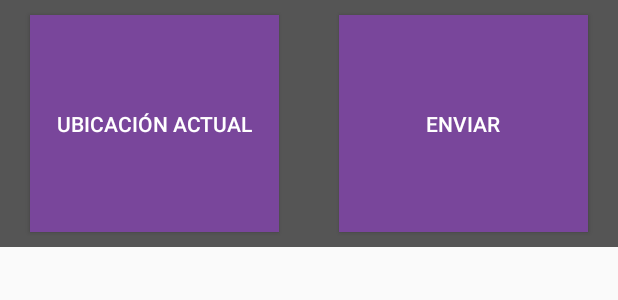
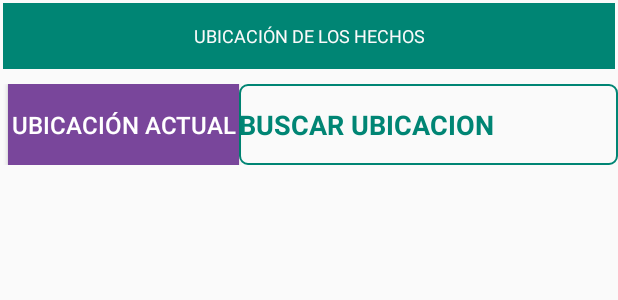
Before and after one commit to krito19/DenunciaMXAndroid, an Android app: the layout fragment_ubicacion_denuncia.xml on its own in the app's theme, with its tools: preview values and no code run, on a phone screen of 412 x 824 dp. Shown: the top 300 px of the screen. Run offline under Robolectric (Android 15) with nearby library versions, the phone set to English and light mode, and no system bars.

```diff
--- a/app/build.gradle
+++ b/app/build.gradle
@@ -27,6 +27,7 @@ dependencies {
     compile 'com.google.android.gms:play-services:3.1.36'
     compile 'com.nineoldandroids:library:2.4.0+'
     compile 'com.github.flavienlaurent.datetimepicker:library:0.0.2'
+    compile 'com.squareup.retrofit:retrofit:1.7.1'
     compile files('libs/aws-android-sdk-2.1.1-s3.jar')
     compile files('libs/aws-android-sdk-2.1.1-core.jar')
 
--- a/app/src/main/java/com/syca/apps/gob/denunciamx/model/EstatusDenuncia.java
+++ b/app/src/main/java/com/syca/apps/gob/denunciamx/model/EstatusDenuncia.java
@@ -20,7 +20,7 @@ public class EstatusDenuncia {
             case  DENUNCIA_POR_ENVIAR:
                 return "Denuncia en proceso de envío";
             case  DENUNCIA_ENVIADA:
-                return "Denuncia en enviada";
+                return "Denuncia enviada";
             case  DENUNCIA_RECIBIDA:
                 return "Denuncia recibida por la SFP";
             case  DENUNCIA_EN_PROCESO:
--- /dev/null
+++ b/app/src/main/res/drawable/round_corner_verde.xml
@@ -0,0 +1,10 @@
+<?xml version="1.0" encoding="utf-8"?>
+
+<shape xmlns:android="http://schemas.android.com/apk/res/android"
+    android:shape="rectangle">
+    <corners
+        android:radius="5dp" />
+    <stroke
+        android:color="@color/verde"
+        android:width="1dp" />
+</shape>
--- a/app/src/main/res/layout/fragment_datos_generales.xml
+++ b/app/src/main/res/layout/fragment_datos_generales.xml
@@ -23,12 +23,14 @@
 
                     <TextView
                         android:layout_width="fill_parent"
-                        android:layout_height="wrap_content"
+                        android:layout_height="44dp"
+                        android:textSize="12dp"
                         android:gravity="center"
                         android:text="@string/title_datos_generales"
                         android:layout_margin="5dp"
                         android:textColor="#fafafa"
-                        android:textColorHint="#fafafa"/>
+                        android:textColorHint="#fafafa"
+                        android:background="@color/verde"/>
                     <TextView
                             android:layout_width="fill_parent"
                             android:layout_height="wrap_content"
--- a/app/src/main/res/layout/fragment_ubicacion_denuncia.xml
+++ b/app/src/main/res/layout/fragment_ubicacion_denuncia.xml
@@ -7,38 +7,55 @@
 
     <LinearLayout
         android:layout_width="fill_parent"
-        android:layout_height="0dp"
-        android:layout_weight="2"
+        android:layout_height="44dp"
         android:orientation="horizontal"
-        android:background="#555">
+        android:background="@color/verde"
+        android:layout_marginLeft="2dp"
+        android:layout_marginRight="2dp"
+        android:layout_marginTop="2dp"
+        android:layout_marginBottom="10dp"
+
+        >
+        <TextView
+            android:layout_width="fill_parent"
+            android:layout_height="44dp"
+            android:textSize="12dp"
+            android:gravity="center"
+            android:text="@string/title_ubicacion_de_los_hechos"
+            android:textColor="#fafafa"
+            android:textColorHint="#fafafa"
+
+            android:background="@color/verde"/>
+        </LinearLayout>
+
+    <LinearLayout
+        android:layout_width="fill_parent"
+        android:layout_height="54dp"
+        android:orientation="horizontal"
+        android:layout_marginBottom="10dp"
+        >
 
         <Button
-            android:layout_width="0dp"
+            android:layout_width="154dp"
             android:layout_height="fill_parent"
-            android:layout_weight="1"
-            android:layout_marginTop="10dp"
-            android:layout_marginLeft="20dp"
-            android:layout_marginRight="20dp"
-            android:layout_marginBottom="10dp"
+            android:layout_marginLeft="5dp"
             android:text="UBICACIÓN ACTUAL"
+            android:minLines="2"
+            android:textSize="16dp"
             android:background="@color/morado"
             android:textColor="#fff"/>
-        <Button
-            android:layout_width="0dp"
+        <EditText
+            android:layout_width="fill_parent"
             android:layout_height="fill_parent"
-            android:layout_weight="1"
-            android:layout_marginTop="10dp"
-            android:layout_marginBottom="10dp"
-            android:layout_marginLeft="20dp"
-            android:layout_marginRight="20dp"
-            android:text="ENVIAR"
-            android:background="@color/morado"
-            android:textColor="#fff"/>
+            android:hint="@string/buscar_ubicacion"
+            android:background="@drawable/round_corner_verde"
+            android:textStyle="bold"
+            android:textColor="@color/verde"
+            android:textColorHint="@color/verde"/>
         </LinearLayout>
     <LinearLayout
     android:layout_width="fill_parent"
-    android:layout_height="0dp"
-    android:layout_weight="8"
+    android:layout_height="fill_parent"
     android:orientation="horizontal">
 
 
--- a/app/src/main/res/values/strings.xml
+++ b/app/src/main/res/values/strings.xml
@@ -22,7 +22,7 @@
     <string name="title_tabhost_enviar_fragment">ENVIAR</string>
 
     <!--Fragment Datos Generales {Denuncia}-->
-    <string name="title_datos_generales">DATOS GENERALES</string>
+    <string name="title_datos_generales">INFORMACION SOBRE LA DENUNCIA</string>
     <string name="title_desea_presentar_su_queja">¿DESEA PRESENTAR SU DENUNCIA DE MANERA ANÓNIMA?</string>
     <string name="title_que">¿QUÉ LE PASÓ, QUÉ VIO O DE QUÉ SE ENTERÓ? </string>
     <string name="title_donde">¿DÓNDE SUCEDIERON LOS HECHOS QUE DENUNCIA?  </string>
@@ -41,6 +41,9 @@
     <!--Provider-->
     <string name="content_authority">com.syca.apps.gob.denunciamx</string>
     <string name="title_quiero_denunciar_a">QUIERO DENUNCIAR A UN FUNCIONARIO(S) QUE TRABAJA EN:</string>
+    <string name="title_evidencia_recopilada">EVIDENCIA RECOPILADA</string>
+    <string name="title_ubicacion_de_los_hechos">UBICACIÓN DE LOS HECHOS</string>
+    <string name="buscar_ubicacion">BUSCAR UBICACION</string>
 
 
 </resources>
```
Also changed, not shown: app/src/main/AndroidManifest.xml (+26 -24 lines), app/src/main/java/com/syca/apps/gob/denunciamx/model/DenunciaRest/Audio.java (added, +28 -0 lines), app/src/main/java/com/syca/apps/gob/denunciamx/model/DenunciaRest/Denuncia.java (added, +173 -0 lines), app/src/main/java/com/syca/apps/gob/denunciamx/model/DenunciaRest/Evidencia.java (added, +37 -0 lines), app/src/main/java/com/syca/apps/gob/denunciamx/model/DenunciaRest/Foto.java (added, +28 -0 lines), app/src/main/java/com/syca/apps/gob/denunciamx/model/DenunciaRest/Ubicacion.java (added, +28 -0 lines), app/src/main/java/com/syca/apps/gob/denunciamx/model/DenunciaRest/VideoEvidencia.java (added, +27 -0 lines), app/src/main/java/com/syca/apps/gob/denunciamx/model/DenunciaTable.java (added, +64 -0 lines), app/src/main/java/com/syca/apps/gob/denunciamx/sync/DenunciaRestService.java (added, +123 -0 lines), app/src/main/res/layout/fragment_evidencia.xml (+26 -6 lines), 1 other file.
